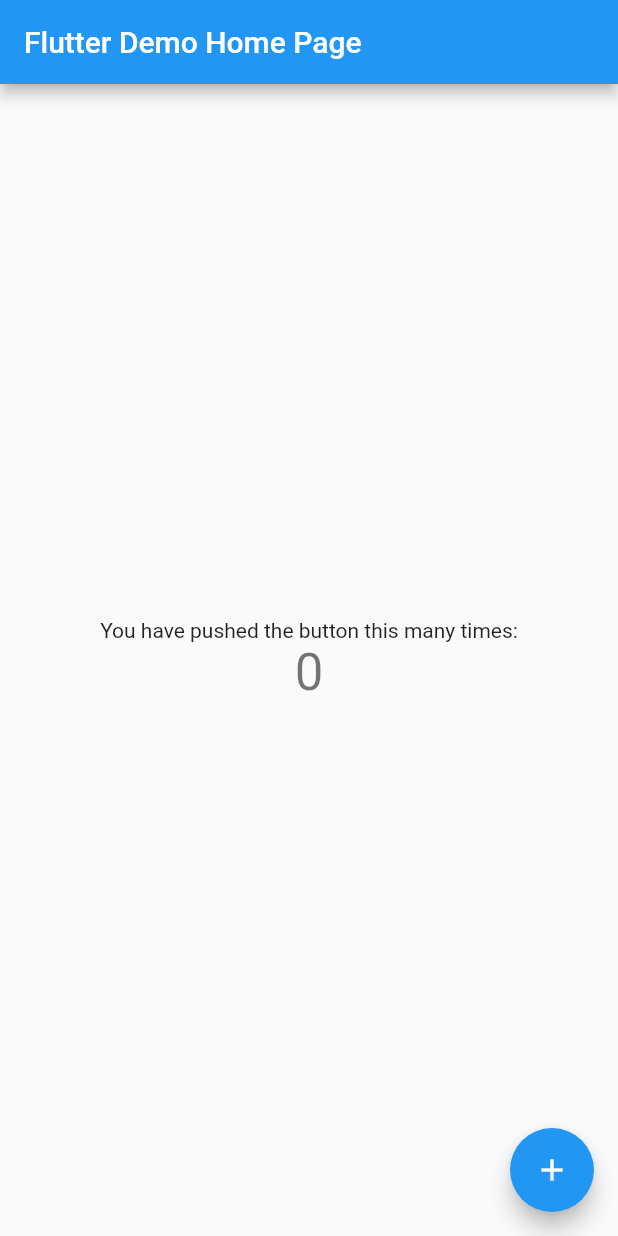
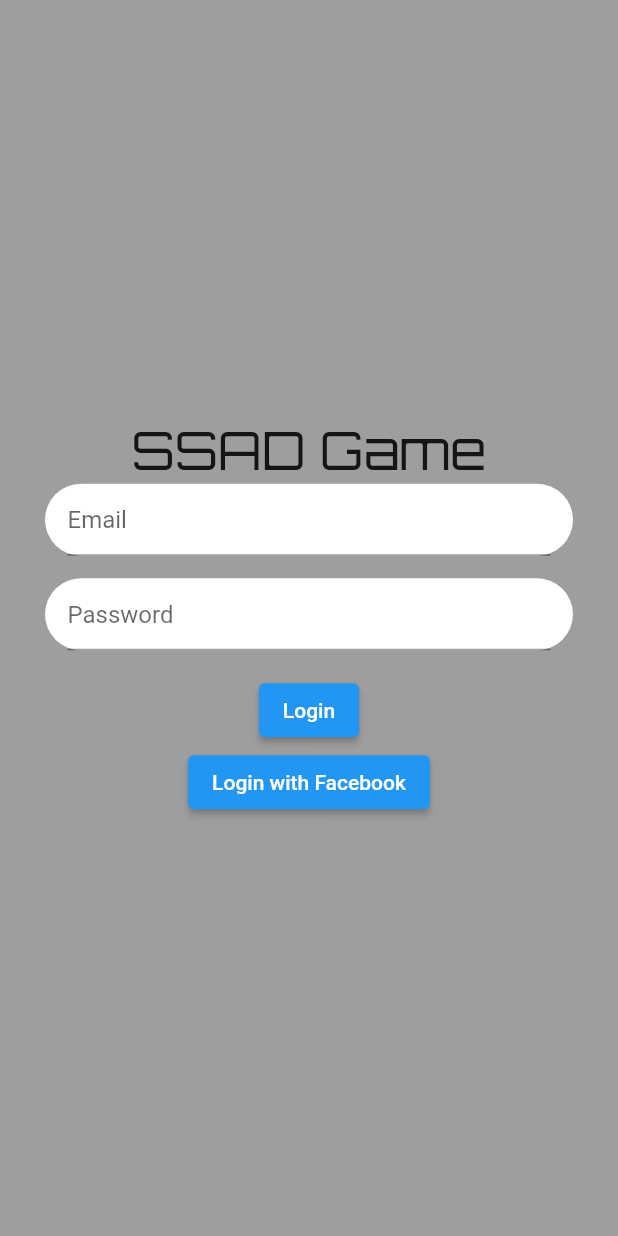
Before and after one commit to chrischongyj/ssad_game, a Flutter app: the screen it shows after launch, on a phone screen of 412 x 824 dp. Run offline on Flutter 3.47's test engine with Material 2 defaults, Android fonts, the phone set to English and light mode, and no system bars; our stand-ins replace firebase_auth, firebase_core; missing offline and left inert: flutter_facebook_login; accounts and stored records are empty.

Commit message:
Added email login and Facebook login functionality

```diff
--- a/lib/main.dart
+++ b/lib/main.dart
@@ -1,117 +1,38 @@
+import 'package:firebase_auth/firebase_auth.dart';
 import 'package:flutter/material.dart';
+import 'package:ssad_game/screens/login.dart';
+import 'package:firebase_core/firebase_core.dart';
+import 'package:ssad_game/screens/mainScreen.dart';
 
-void main() {
+void main() async {
+  WidgetsFlutterBinding.ensureInitialized();
+  await Firebase.initializeApp();
   runApp(MyApp());
 }
 
 class MyApp extends StatelessWidget {
   // This widget is the root of your application.
+
   @override
   Widget build(BuildContext context) {
     return MaterialApp(
-      title: 'Flutter Demoo',
-      theme: ThemeData(
-        // This is the theme of your application.
-        //
-        // Try running your application with "flutter run". You'll see the
-        // application has a blue toolbar. Then, without quitting the app, try
-        // changing the primarySwatch below to Colors.green and then invoke
-        // "hot reload" (press "r" in the console where you ran "flutter run",
-        // or simply save your changes to "hot reload" in a Flutter IDE).
-        // Notice that the counter didn't reset back to zero; the application
-        // is not restarted.
-        primarySwatch: Colors.blue,
-        // This makes the visual density adapt to the platform that you run
-        // the app on. For desktop platforms, the controls will be smaller and
-        // closer together (more dense) than on mobile platforms.
-        visualDensity: VisualDensity.adaptivePlatformDensity,
-      ),
-      home: MyHomePage(title: 'Flutter Demo Home Page'),
-    );
+        home: StreamBuilder<User>(
+      stream: FirebaseAuth.instance.authStateChanges(),
+      builder: (context, snapshot) {
+        if (snapshot.connectionState == ConnectionState.active) {
+          User user = snapshot.data;
+          if (user == null) {
+            return Login();
+          }
+          return MainScreen();
+        } else {
+          return Scaffold(
+            body: Center(
+              child: CircularProgressIndicator(),
+            ),
+          );
+        }
+      },
+    ));
   }
 }
-
-class MyHomePage extends StatefulWidget {
-  MyHomePage({Key key, this.title}) : super(key: key);
-
-  // This widget is the home page of your application. It is stateful, meaning
-  // that it has a State object (defined below) that contains fields that affect
-  // how it looks.
-
-  // This class is the configuration for the state. It holds the values (in this
-  // case the title) provided by the parent (in this case the App widget) and
-  // used by the build method of the State. Fields in a Widget subclass are
-  // always marked "final".
-
-  final String title;
-
-  @override
-  _MyHomePageState createState() => _MyHomePageState();
-}
-
-class _MyHomePageState extends State<MyHomePage> {
-  int _counter = 0;
-
-  void _incrementCounter() {
-    setState(() {
-      // This call to setState tells the Flutter framework that something has
-      // changed in this State, which causes it to rerun the build method below
-      // so that the display can reflect the updated values. If we changed
-      // _counter without calling setState(), then the build method would not be
-      // called again, and so nothing would appear to happen.
-      _counter++;
-    });
-  }
-
-  @override
-  Widget build(BuildContext context) {
-    // This method is rerun every time setState is called, for instance as done
-    // by the _incrementCounter method above.
-    //
-    // The Flutter framework has been optimized to make rerunning build methods
-    // fast, so that you can just rebuild anything that needs updating rather
-    // than having to individually change instances of widgets.
-    return Scaffold(
-      appBar: AppBar(
-        // Here we take the value from the MyHomePage object that was created by
-        // the App.build method, and use it to set our appbar title.
-        title: Text(widget.title),
-      ),
-      body: Center(
-        // Center is a layout widget. It takes a single child and positions it
-        // in the middle of the parent.
-        child: Column(
-          // Column is also a layout widget. It takes a list of children and
-          // arranges them vertically. By default, it sizes itself to fit its
-          // children horizontally, and tries to be as tall as its parent.
-          //
-          // Invoke "debug painting" (press "p" in the console, choose the
-          // "Toggle Debug Paint" action from the Flutter Inspector in Android
-          // Studio, or the "Toggle Debug Paint" command in Visual Studio Code)
-          // to see the wireframe for each widget.
-          //
-          // Column has various properties to control how it sizes itself and
-          // how it positions its children. Here we use mainAxisAlignment to
-          // center the children vertically; the main axis here is the vertical
-          // axis because Columns are vertical (the cross axis would be
-          // horizontal).
-          mainAxisAlignment: MainAxisAlignment.center,
-          children: <Widget>[
-            Text(
-              'You have pushed the button this many times:',
-            ),
-            Text(
-              '$_counter',
-              style: Theme.of(context).textTheme.headline4,
-            ),
-          ],
-        ),
-      ),
-      floatingActionButton: FloatingActionButton(
-        onPressed: _incrementCounter,
-        tooltip: 'Increment',
-        child: Icon(Icons.add),
-      ), // This trailing comma makes auto-formatting nicer for build methods.
-    );
-  }
-}
--- /dev/null
+++ b/lib/screens/login.dart
@@ -0,0 +1,136 @@
+import 'package:flutter/material.dart';
+import 'package:flutter_facebook_login/flutter_facebook_login.dart';
+import 'package:firebase_auth/firebase_auth.dart';
+
+class Login extends StatefulWidget {
+  @override
+  _LoginState createState() => _LoginState();
+}
+
+class _LoginState extends State<Login> {
+  TextEditingController _emailController = TextEditingController();
+  TextEditingController _passwordController = TextEditingController();
+
+  String _errorMessage = "";
+
+  final _formKey = GlobalKey<FormState>();
+
+  void initiateFacebookLogin() async {
+    var facebookLogin = FacebookLogin();
+    var facebookLoginResult = await facebookLogin.logIn(['email']);
+    print(facebookLoginResult.status.toString());
+    switch (facebookLoginResult.status) {
+      case FacebookLoginStatus.error:
+        print("Error");
+
+        break;
+      case FacebookLoginStatus.cancelledByUser:
+        print("CancelledByUser");
+        break;
+      case FacebookLoginStatus.loggedIn:
+        print("LoggedIn");
+        final FacebookAuthCredential facebookAuthCredential =
+            FacebookAuthProvider.credential(
+                facebookLoginResult.accessToken.token);
+        await FirebaseAuth.instance
+            .signInWithCredential(facebookAuthCredential);
+
+        break;
+    }
+  }
+
+  void login() async {
+    try {
+      UserCredential userCredential = await FirebaseAuth.instance
+          .signInWithEmailAndPassword(
+              email: _emailController.text, password: _passwordController.text);
+    } on FirebaseAuthException catch (e) {
+      setState(() {
+        _errorMessage = e.toString();
+      });
+    }
+  }
+
+  @override
+  Widget build(BuildContext context) {
+    return Scaffold(
+      backgroundColor: Colors.grey,
+      body: SafeArea(
+          child: Column(
+        mainAxisAlignment: MainAxisAlignment.center,
+        children: [
+          Text('SSAD Game',
+              style: TextStyle(fontFamily: 'Orbitron', fontSize: 35)),
+          Form(
+            key: _formKey,
+            child: Column(
+              children: [
+                Padding(
+                  padding: const EdgeInsets.fromLTRB(30, 0, 30, 0),
+                  child: Container(
+                    padding: EdgeInsets.fromLTRB(15, 0, 15, 0),
+                    decoration: BoxDecoration(
+                      borderRadius: BorderRadius.circular(25.0),
+                      color: Colors.white,
+                    ),
+                    child: TextFormField(
+                      validator: (val) {
+                        if (val.isEmpty || val == null)
+                          return 'Email cannot be empty!';
+                        return null;
+                      },
+                      controller: _emailController,
+                      decoration: InputDecoration(
+                        hintText: 'Email',
+                      ),
+                    ),
+                  ),
+                ),
+                Padding(
+                  padding: const EdgeInsets.fromLTRB(30, 15, 30, 0),
+                  child: Container(
+                    padding: EdgeInsets.fromLTRB(15, 0, 15, 0),
+                    decoration: BoxDecoration(
+                      borderRadius: BorderRadius.circular(25.0),
+                      color: Colors.white,
+                    ),
+                    child: TextFormField(
+                      validator: (val) {
+                        if (val.isEmpty || val == null)
+                          return 'Password cannot be empty!';
+                        return null;
+                      },
+                      controller: _passwordController,
+                      decoration: InputDecoration(
+                        hintText: 'Password',
+                      ),
+                    ),
+                  ),
+                ),
+                Text(_errorMessage),
+                ElevatedButton(
+                  child: Text('Login'),
+                  onPressed: () {
+                    print(_emailController.text);
+                    print(_passwordController.text);
+                    if (_formKey.currentState.validate()) {
+                      login();
+                    }
+                  },
+                ),
+                ElevatedButton(
+                  child: Text('Login with Facebook'),
+                  onPressed: () {
+                    initiateFacebookLogin();
+                  },
+                ),
+              ],
+            ),
+          )
+
+          // FACEBOOK BUTTON HERE
+        ],
+      )),
+    );
+  }
+}
```
Also changed, not shown: lib/screens/mainScreen.dart (added, +27 -0 lines), pubspec.yaml (+7 -9 lines), fonts/Orbitron-Regular.ttf (added), pubspec.lock, 9 other files.
